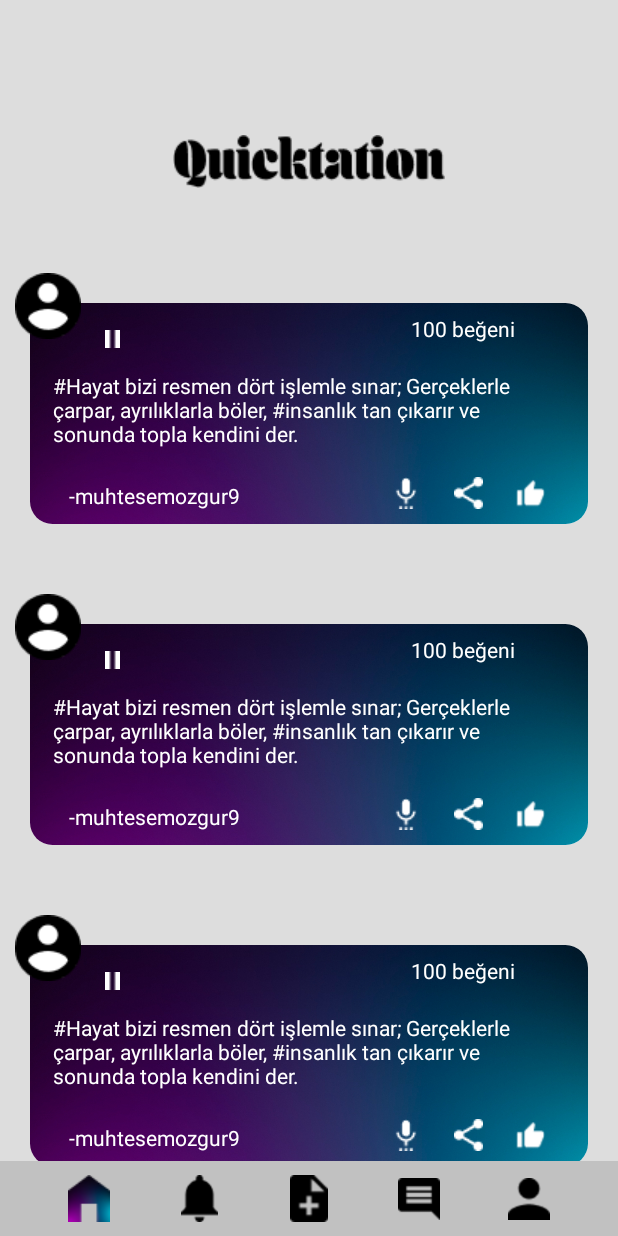
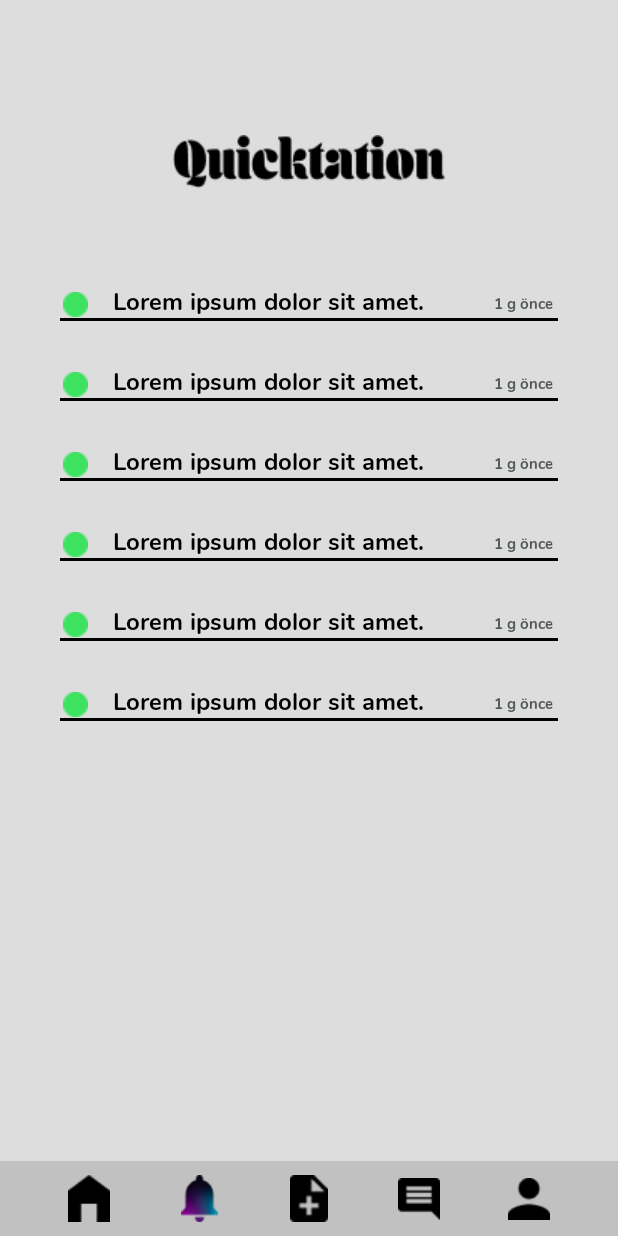
Before and after one commit to arcerost/Quicktation, an Android app built with Jetpack Compose: the screen it shows after launch (MainActivity), on a phone screen of 412 x 824 dp. Run offline under Robolectric (Android 15) with nearby library versions, the phone set to English and light mode, and no system bars; our stand-ins replace Dagger/Hilt's generated code.

Commit message:
/add notification page&service v1

```diff
--- a/app/src/main/java/com/onurdemirbas/quicktaion/MainActivity.kt
+++ b/app/src/main/java/com/onurdemirbas/quicktaion/MainActivity.kt
@@ -15,7 +15,7 @@ class MainActivity : ComponentActivity() {
         super.onCreate(savedInstanceState)
         setContent {
                 val navController = rememberNavController()
-                NavHost(navController = navController, startDestination = "home_page")
+                NavHost(navController = navController, startDestination = "notifications_page")
                 {
                     composable("open_page")
                     {
@@ -44,6 +44,10 @@ class MainActivity : ComponentActivity() {
                     {
                         HomePage(navController = navController)
                     }
+                    composable("notifications_page")
+                    {
+                        NotificationsPage(navController = navController)
+                    }
                 }
         }
     }
--- /dev/null
+++ b/app/src/main/java/com/onurdemirbas/quicktaion/model/Notifications.kt
@@ -0,0 +1,3 @@
+package com.onurdemirbas.quicktaion.model
+
+data class Notifications(val userid: String)
--- /dev/null
+++ b/app/src/main/java/com/onurdemirbas/quicktaion/model/NotificationsResponse.kt
@@ -0,0 +1,3 @@
+package com.onurdemirbas.quicktaion.model
+
+data class NotificationsResponse(val error: String)
--- a/app/src/main/java/com/onurdemirbas/quicktaion/view/HomePage.kt
+++ b/app/src/main/java/com/onurdemirbas/quicktaion/view/HomePage.kt
@@ -32,6 +32,8 @@ import com.onurdemirbas.quicktaion.viewmodel.MainViewModel
 
 @Composable
 fun HomePage(navController: NavController) {
+    val interactionSource =  MutableInteractionSource()
+    val isPressed by interactionSource.collectIsPressedAsState()
 
     Surface(modifier = Modifier.fillMaxSize(), color = Color(0xFFDDDDDD)) {
     }
@@ -80,27 +82,27 @@ fun HomePage(navController: NavController) {
                 Image(painter = painterResource(id = R.drawable.home),
                     contentDescription = null,
                     modifier = Modifier
-                        .clickable { navController.navigate("home_page") }
+                        .clickable(interactionSource,indication = null){navController.navigate("home_page")}
                         .size(28.dp, 31.dp))
                 Image(painter = painterResource(id = R.drawable.notifications_black),
                     contentDescription = null,
                     modifier = Modifier
-                        .clickable { navController.navigate("home_page") }
+                        .clickable(interactionSource,indication = null){navController.navigate("notifications_page")}
                         .size(28.dp, 31.dp))
                 Image(painter = painterResource(id = R.drawable.add_black),
                     contentDescription = null,
                     modifier = Modifier
-                        .clickable { navController.navigate("home_page") }
+                        .clickable(interactionSource,indication = null){navController.navigate("home_page")}
                         .size(28.dp, 31.dp))
                 Image(painter = painterResource(id = R.drawable.chat_black),
                     contentDescription = null,
                     modifier = Modifier
-                        .clickable { navController.navigate("home_page") }
+                        .clickable(interactionSource,indication = null){navController.navigate("home_page")}
                         .size(28.dp, 31.dp))
                 Image(painter = painterResource(id = R.drawable.profile_black),
                     contentDescription = null,
                     modifier = Modifier
-                        .clickable { navController.navigate("home_page") }
+                        .clickable(interactionSource,indication = null){navController.navigate("home_page")}
                         .size(28.dp, 31.dp))
             }
         }
--- /dev/null
+++ b/app/src/main/java/com/onurdemirbas/quicktaion/view/NotificationsPage.kt
@@ -0,0 +1,184 @@
+package com.onurdemirbas.quicktaion.view
+
+import androidx.compose.foundation.Image
+import androidx.compose.foundation.LocalIndication
+import androidx.compose.foundation.clickable
+import androidx.compose.foundation.interaction.MutableInteractionSource
+import androidx.compose.foundation.interaction.collectIsPressedAsState
+import androidx.compose.foundation.layout.*
+import androidx.compose.foundation.lazy.LazyColumn
+import androidx.compose.foundation.lazy.items
+import androidx.compose.material.*
+import androidx.compose.runtime.Composable
+import androidx.compose.runtime.getValue
+import androidx.compose.runtime.remember
+import androidx.compose.ui.Alignment
+import androidx.compose.ui.Modifier
+import androidx.compose.ui.graphics.Color
+import androidx.compose.ui.res.painterResource
+import androidx.compose.ui.text.font.FontWeight
+import androidx.compose.ui.unit.dp
+import androidx.compose.ui.unit.sp
+import androidx.hilt.navigation.compose.hiltViewModel
+import androidx.navigation.NavController
+import com.onurdemirbas.quicktaion.R
+import com.onurdemirbas.quicktaion.model.MainResponse
+import com.onurdemirbas.quicktaion.ui.theme.nunitoFontFamily
+import com.onurdemirbas.quicktaion.viewmodel.MainViewModel
+
+@Composable
+fun NotificationsPage(navController: NavController) {
+    val interactionSource = MutableInteractionSource()
+    val isPressed by interactionSource.collectIsPressedAsState()
+    Surface(modifier = Modifier.fillMaxSize(), color = Color(0xFFDDDDDD)) {
+    }
+    Column(
+        verticalArrangement = Arrangement.Top,
+        horizontalAlignment = Alignment.CenterHorizontally,
+        modifier = Modifier.fillMaxSize()
+    ) {
+        Spacer(modifier = Modifier.padding(vertical = 40.dp))
+        Image(
+            painter = painterResource(id = R.drawable.quicktation_black),
+            contentDescription = "quicktationlogo",
+            Modifier.size(181.dp, 55.dp)
+        )
+        Spacer(modifier = Modifier.padding(top = 25.dp))
+        Column(
+            verticalArrangement = Arrangement.Top,
+            horizontalAlignment = Alignment.CenterHorizontally
+        )
+        {
+            //Lazy column row
+            NotificationRow()
+            NotificationRow()
+            NotificationRow()
+            NotificationRow()
+            NotificationRow()
+            NotificationRow()
+
+        }
+    }
+    //BottomBar
+    Box(modifier = Modifier
+        .fillMaxSize()
+        .fillMaxWidth(), contentAlignment = Alignment.BottomStart) {
+        Surface(
+            modifier = Modifier
+                .fillMaxWidth()
+                .size(height = 50.dp, width = 500.dp), color = Color(
+                0xFFC1C1C1
+            )
+        ) {
+            Row(
+                horizontalArrangement = Arrangement.SpaceEvenly,
+                verticalAlignment = Alignment.CenterVertically
+            ) {
+                Image(painter = painterResource(id = R.drawable.homeblack),
+                    contentDescription = null,
+                    modifier = Modifier
+                        .clickable(interactionSource,indication = null){navController.navigate("home_page")}
+                        .size(28.dp, 31.dp))
+                Image(painter = painterResource(id = R.drawable.notifications),
+                    contentDescription = null,
+                    modifier = Modifier
+                        .clickable(interactionSource,indication = null){}
+                        .size(28.dp, 31.dp))
+                Image(painter = painterResource(id = R.drawable.add_black),
+                    contentDescription = null,
+                    modifier = Modifier
+                        .clickable(interactionSource,indication = null){navController.navigate("home_page")}
+                        .size(28.dp, 31.dp))
+                Image(painter = painterResource(id = R.drawable.chat_black),
+                    contentDescription = null,
+                    modifier = Modifier
+                        .clickable(interactionSource,indication = null){navController.navigate("home_page")}
+                        .size(28.dp, 31.dp))
+                Image(painter = painterResource(id = R.drawable.profile_black),
+                    contentDescription = null,
+                    modifier = Modifier
+                        .clickable(interactionSource,indication = null){navController.navigate("home_page")}
+                        .size(28.dp, 31.dp))
+            }
+        }
+    }
+}
+
+@Composable
+fun NotificationList(navController: NavController, viewModel: MainViewModel = hiltViewModel()) {
+    val postList by remember { viewModel.mainList }
+    NotificationListView(posts = postList, navController = navController)
+}
+
+@Composable
+fun NotificationListView(posts: List<MainResponse>, navController: NavController) {
+    LazyColumn(contentPadding = PaddingValues(5.dp)) {
+        items(posts) { post ->
+            // MainRow(post =  post)
+        }
+    }
+}
+
+@Composable
+fun NotificationRow() {
+    val colorControl = MutableInteractionSource()
+    val isPressed by colorControl.collectIsPressedAsState()
+    val color = if (isPressed) Color(0xFFC1C1C1) else Color(0xFF3BE360)
+    val clickable = Modifier.clickable(
+        interactionSource = colorControl,
+        indication = null){}
+    Box(modifier = Modifier.then(clickable).wrapContentSize())
+    {
+        Column(
+            verticalArrangement = Arrangement.Top,
+            horizontalAlignment = Alignment.Start,
+            modifier = Modifier.padding(start = 40.dp, end = 40.dp, top = 30.dp)
+        ) {
+            Row(
+                verticalAlignment = Alignment.Top,
+                horizontalArrangement = Arrangement.Start
+            )
+            {
+                Column(horizontalAlignment = Alignment.Start, verticalArrangement = Arrangement.Top, modifier = Modifier.fillMaxWidth())
+                {
+                    Row(verticalAlignment = Alignment.Top, horizontalArrangement = Arrangement.Start, modifier = Modifier.fillMaxWidth()) {
+                        IconButton(
+                            onClick = {
+
+                            }, interactionSource = colorControl, modifier = Modifier
+                                .size(20.dp, 20.dp)
+                                .padding(top = 3.dp)
+                        ) {
+                            Icon(
+                                painter = painterResource(id = R.drawable.notification_green),
+                                contentDescription = "like",
+                                tint = color,
+                                modifier = Modifier
+                                    .size(20.dp, 20.dp)
+                            )
+                        }
+                        Spacer(modifier = Modifier.padding(start = 15.dp))
+                        Text(
+                            modifier = Modifier.weight(6f),
+                            text = "Lorem ipsum dolor sit amet.",
+                            color = Color.Black,
+                            fontSize = 16.sp,
+                            fontFamily = nunitoFontFamily,
+                            fontWeight = FontWeight.W100
+                        )
+                        Text(
+                            modifier = Modifier
+                                .padding(top = 5.dp)
+                                .weight(1f),
+                            text = "1 g önce",
+                            color = Color(0xFF525759),
+                            fontFamily = nunitoFontFamily,
+                            fontSize = 10.sp, maxLines = 1
+                        )
+                    }
+                    Divider(color = Color.Black, thickness = 2.dp)
+                }
+            }
+        }
+    }
+}
```
Also changed, not shown: app/src/main/java/com/onurdemirbas/quicktaion/dependencyinjection/AppModule.kt (+11 -5 lines), app/src/main/java/com/onurdemirbas/quicktaion/repository/QuicktationRepo.kt (+37 -7 lines), app/src/main/java/com/onurdemirbas/quicktaion/service/NotificationsApi.kt (added, +13 -0 lines), app/src/main/res/drawable/notification_green.png (added).
